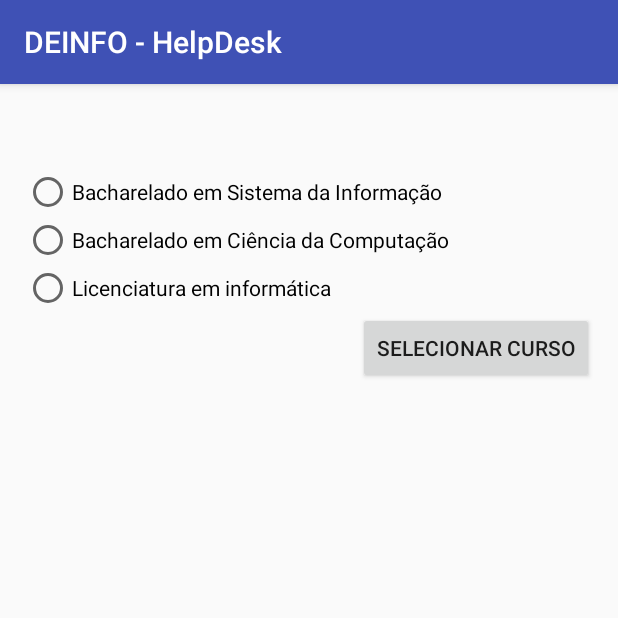
After one commit to clebrsonn/android, an Android app: the SelCursoActivity screen opened directly, with no data from a screen before it, on a phone screen of 412 x 824 dp, the top half of it. The commit adds this screen. Run offline under Robolectric (Android 15) with nearby library versions, the phone set to English and light mode, and no system bars.

Commit message:
helpdesk

```diff
--- a/app/src/main/res/layout/content_main.xml
+++ b/app/src/main/res/layout/content_main.xml
@@ -23,7 +23,8 @@
     <EditText
         android:id="@+id/inputDTini"
         android:layout_width="match_parent"
-        android:layout_height="wrap_content" />
+        android:layout_height="wrap_content"
+        android:inputType="date"/>
 
 
     <TextView
@@ -36,7 +37,8 @@
     <EditText
         android:id="@+id/inputHRini"
         android:layout_width="match_parent"
-        android:layout_height="wrap_content" />
+        android:layout_height="wrap_content"
+        android:inputType="time"/>
 
 
     <TextView
--- a/build.gradle
+++ b/build.gradle
@@ -7,7 +7,7 @@ buildscript {
 
     }
     dependencies {
-        classpath 'com.android.tools.build:gradle:2.1.3'
+        classpath 'com.android.tools.build:gradle:2.2.0'
 
         // NOTE: Do not place your application dependencies here; they belong
         // in the individual module build.gradle files
--- a/deinfo-helpdesk/build.gradle
+++ b/deinfo-helpdesk/build.gradle
@@ -2,7 +2,7 @@ apply plugin: 'com.android.application'
 
 android {
     compileSdkVersion 24
-    buildToolsVersion "24.0.1"
+    buildToolsVersion "24.0.2"
 
     defaultConfig {
         applicationId "hyteck.com.br.deinfo_helpdesk"
--- a/deinfo-helpdesk/src/main/AndroidManifest.xml
+++ b/deinfo-helpdesk/src/main/AndroidManifest.xml
@@ -15,6 +15,7 @@
                 <category android:name="android.intent.category.LAUNCHER" />
             </intent-filter>
         </activity>
+        <activity android:name=".SelCursoActivity"></activity>
     </application>
 
 </manifest>
--- /dev/null
+++ b/deinfo-helpdesk/src/main/java/hyteck/com/br/deinfo_helpdesk/SelCursoActivity.java
@@ -0,0 +1,38 @@
+package hyteck.com.br.deinfo_helpdesk;
+
+import android.content.Intent;
+import android.support.v7.app.AppCompatActivity;
+import android.os.Bundle;
+import android.widget.Button;
+import android.widget.RadioButton;
+import android.widget.RadioGroup;
+
+public class SelCursoActivity extends AppCompatActivity {
+
+
+    Button selecionarCurso;
+    RadioGroup radioGroup;
+    RadioButton radioButtonSelected;
+
+
+    @Override
+    protected void onCreate(Bundle savedInstanceState) {
+        super.onCreate(savedInstanceState);
+        setContentView(R.layout.activity_sel_curso);
+
+        selecionarCurso = (Button) findViewById(R.id.btnSelCursoRadio);
+        radioGroup = (RadioGroup) findViewById(R.id.radio_group);
+
+        selecionarCurso.setOnClickListener(view -> {
+            int radioSelected = radioGroup.getCheckedRadioButtonId();
+
+            radioButtonSelected = (RadioButton) findViewById(radioSelected);
+
+            Intent intent = new Intent();
+            intent.putExtra("nomeCurso", radioButtonSelected.getText());
+            setResult(RESULT_OK, intent);
+            finish();
+
+        });
+    }
+}
--- a/deinfo-helpdesk/src/main/res/layout/activity_main.xml
+++ b/deinfo-helpdesk/src/main/res/layout/activity_main.xml
@@ -30,7 +30,7 @@
         android:id="@+id/btn_curso"
         android:layout_width="match_parent"
         android:layout_height="wrap_content"
-        android:text="New Button" />
+        android:text="@string/btn_sel_curso" />
 
     <TextView
         android:id="@+id/textView2"
--- /dev/null
+++ b/deinfo-helpdesk/src/main/res/layout/activity_sel_curso.xml
@@ -0,0 +1,45 @@
+<?xml version="1.0" encoding="utf-8"?>
+<LinearLayout xmlns:android="http://schemas.android.com/apk/res/android"
+    xmlns:tools="http://schemas.android.com/tools"
+    android:layout_width="match_parent"
+    android:layout_height="match_parent"
+    android:orientation="vertical"
+    android:paddingBottom="@dimen/activity_vertical_margin"
+    android:paddingLeft="@dimen/activity_horizontal_margin"
+    android:paddingRight="@dimen/activity_horizontal_margin"
+    android:paddingTop="@dimen/activity_vertical_margin"
+    tools:context="hyteck.com.br.deinfo_helpdesk.SelCursoActivity">
+
+    <RadioGroup
+        android:layout_width="match_parent"
+        android:layout_height="wrap_content"
+        android:id="@+id/radio_group">
+
+        <RadioButton
+            android:id="@+id/radioButton"
+            android:layout_width="wrap_content"
+            android:layout_height="wrap_content"
+            android:layout_marginTop="40dp"
+            android:text="@string/bsi" />
+
+        <RadioButton
+            android:id="@+id/radioButton3"
+            android:layout_width="wrap_content"
+            android:layout_height="wrap_content"
+            android:text="@string/bcc" />
+
+        <RadioButton
+            android:id="@+id/radioButton2"
+            android:layout_width="wrap_content"
+            android:layout_height="wrap_content"
+            android:text="@string/lc" />
+
+    </RadioGroup>
+
+    <Button
+        android:id="@+id/btnSelCursoRadio"
+        android:layout_width="wrap_content"
+        android:layout_height="wrap_content"
+        android:layout_gravity="right"
+        android:text="@string/btn_sel_curso" />
+</LinearLayout>
--- a/deinfo-helpdesk/src/main/res/values/strings.xml
+++ b/deinfo-helpdesk/src/main/res/values/strings.xml
@@ -3,4 +3,9 @@
     <string name="nome_aluno">Nome</string>
     <string name="questao">Questão</string>
     <string name="nome_curso">Curso</string>
+    <string name="btn_sel_curso">Selecionar Curso</string>
+    <string name="bsi">Bacharelado em Sistema da Informação</string>
+    <string name="bcc">Bacharelado em Ciência da Computação</string>
+    <string name="lc">Licenciatura em informática</string>
+    <string name="shit">Não veio nenhum dado</string>
 </resources>
```
Also changed, not shown: app/src/main/java/hyteck/com/br/headache/MainActivity.java (+7 -0 lines), deinfo-helpdesk/src/main/java/hyteck/com/br/deinfo_helpdesk/MainActivity.java (+23 -0 lines), 4 other files.
